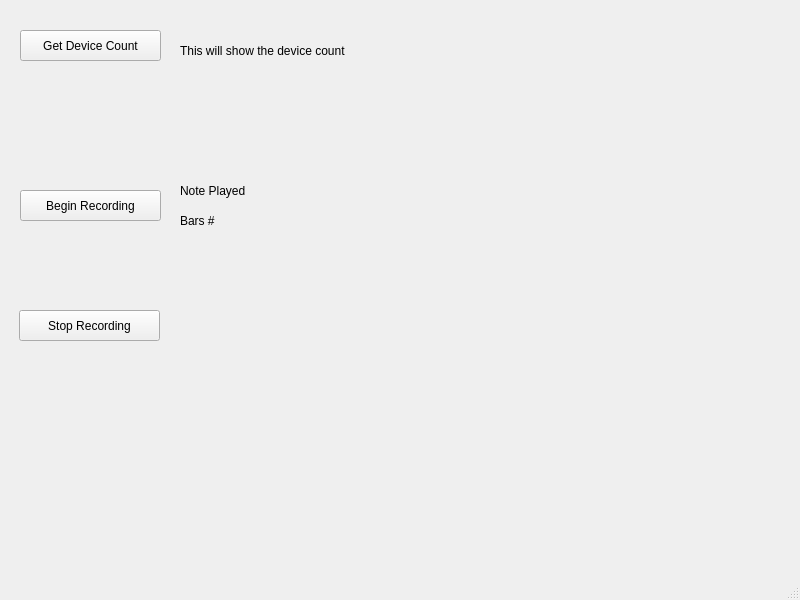
Above: GUI/NoteDetection/detectormain.ui from Shivansh-Bakshi/NoteDetection before the change. Below: the same form after it.
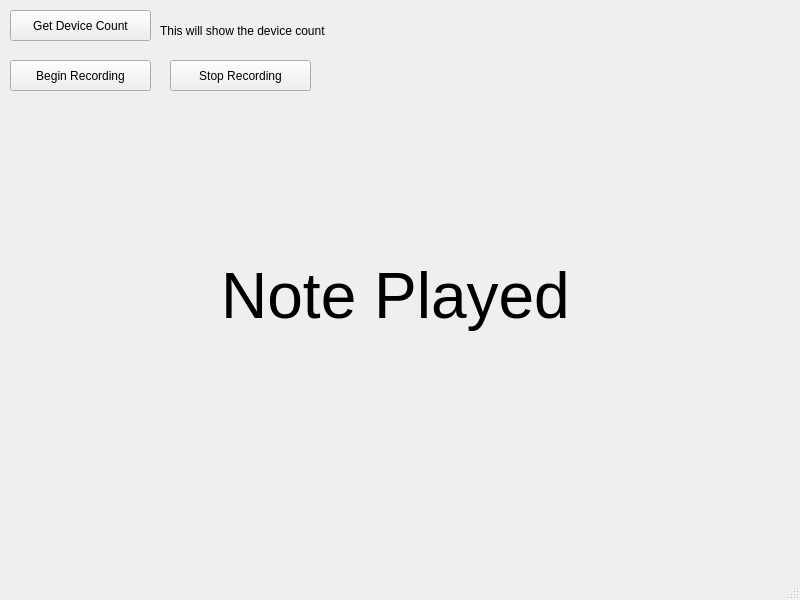
That is the form after the change.

What changed in the file:
```diff
--- a/GUI/NoteDetection/detectormain.ui
+++ b/GUI/NoteDetection/detectormain.ui
@@ -17,8 +17,8 @@
    <widget class="QLabel" name="DeviceCountLabel">
     <property name="geometry">
      <rect>
-      <x>180</x>
-      <y>30</y>
+      <x>160</x>
+      <y>10</y>
       <width>221</width>
       <height>41</height>
      </rect>
@@ -30,8 +30,8 @@
    <widget class="QPushButton" name="GetDeviceCountButton">
     <property name="geometry">
      <rect>
-      <x>20</x>
-      <y>30</y>
+      <x>10</x>
+      <y>10</y>
       <width>141</width>
       <height>31</height>
      </rect>
@@ -43,8 +43,8 @@
    <widget class="QPushButton" name="beginRecordingButton">
     <property name="geometry">
      <rect>
-      <x>20</x>
-      <y>190</y>
+      <x>10</x>
+      <y>60</y>
       <width>141</width>
       <height>31</height>
      </rect>
@@ -56,34 +56,29 @@
    <widget class="QLabel" name="noteLabel">
     <property name="geometry">
      <rect>
-      <x>180</x>
-      <y>180</y>
-      <width>81</width>
-      <height>21</height>
+      <x>170</x>
+      <y>130</y>
+      <width>451</width>
+      <height>331</height>
      </rect>
     </property>
+    <property name="font">
+     <font>
+      <pointsize>48</pointsize>
+     </font>
+    </property>
     <property name="text">
      <string>Note Played</string>
     </property>
-   </widget>
-   <widget class="QLabel" name="barsLabel">
-    <property name="geometry">
-     <rect>
-      <x>180</x>
-      <y>210</y>
-      <width>551</width>
-      <height>21</height>
-     </rect>
-    </property>
-    <property name="text">
-     <string>Bars #</string>
+    <property name="alignment">
+     <set>Qt::AlignCenter</set>
     </property>
    </widget>
    <widget class="QPushButton" name="stopRecordingButton">
     <property name="geometry">
      <rect>
-      <x>19</x>
-      <y>310</y>
+      <x>170</x>
+      <y>60</y>
       <width>141</width>
       <height>31</height>
      </rect>
```
